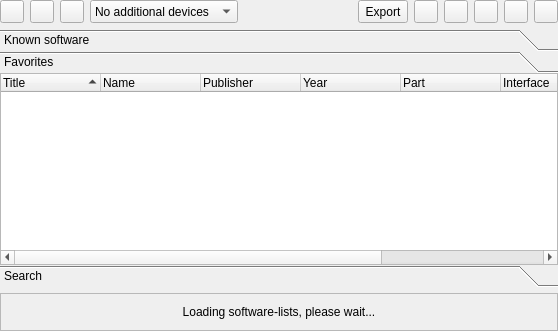
Before: the Qt Designer form softwarelist.ui in qmc2/qmc2-mame-fe, drawn with Qt 5.
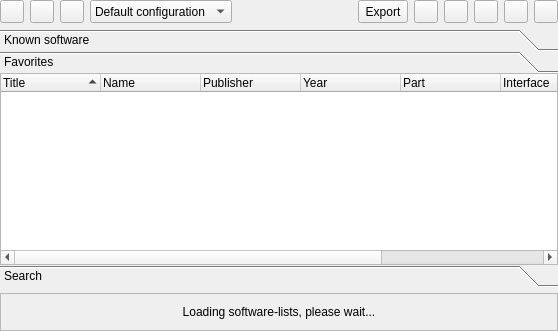
After: the same form once the commit is applied. The open tabs and pages were chosen to show the change. Icons and pictures are not drawn.

Commit message: imp: changed the text "No additional devices" to "Default configuration" to better indicate the relationship to the device mapper

The edit to the form file:
```diff
--- a/softwarelist.ui
+++ b/softwarelist.ui
@@ -105,7 +105,7 @@
        </property>
        <item>
         <property name="text">
-         <string>No additional devices</string>
+         <string>Default configuration</string>
         </property>
        </item>
       </widget>
```
Left out of the diff: 8 changed lines with no effect on the pictures. The commit also changes 18 other files.
